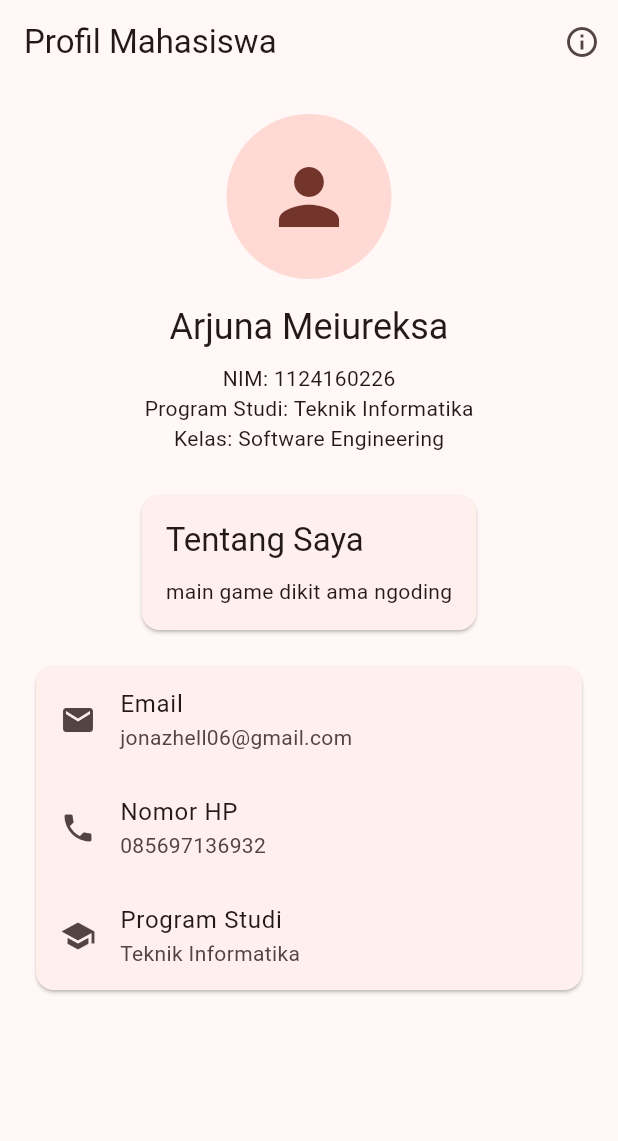
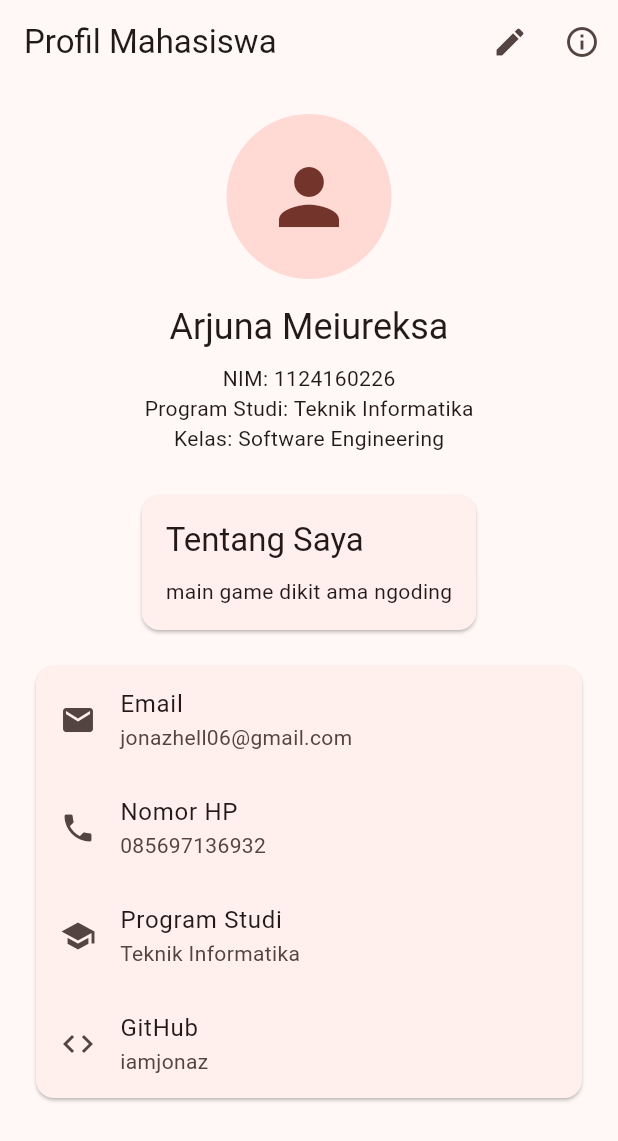
Before and after one commit to iamjonaz/uts-pml-1124160226-soal2-, a Flutter app: the screen it shows after launch, on a phone screen of 412 x 824 dp. Shown: the top 1141 px of the screen. Run offline on Flutter 3.47's test engine with Material 3 defaults, Android fonts, the phone set to English and light mode, and no system bars; accounts and stored records are empty.

Commit message:
feat: create edit profile form

```diff
--- a/lib/screens/profile_page.dart
+++ b/lib/screens/profile_page.dart
@@ -1,7 +1,48 @@
 import 'package:flutter/material.dart';
 
-class ProfilePage extends StatelessWidget {
+import '../models/profile.dart';
+import 'edit_profilepage.dart';
+
+class ProfilePage extends StatefulWidget {
   const ProfilePage({super.key});
+
+  @override
+  State<ProfilePage> createState() => _ProfilePageState();
+}
+
+class _ProfilePageState extends State<ProfilePage> {
+  late Profile profile;
+
+  @override
+  void initState() {
+    super.initState();
+
+    profile = Profile(
+      nama: 'Arjuna Meiureksa',
+      nim: '1124160226',
+      prodi: 'Teknik Informatika',
+      kelas: 'Software Engineering',
+      bio: 'main game dikit ama ngoding',
+      email: 'jonazhell06@gmail.com',
+      nomorHp: '085697136932',
+      github: 'iamjonaz',
+    );
+  }
+
+  void editProfile() async {
+    final result = await Navigator.push(
+      context,
+      MaterialPageRoute(
+        builder: (context) => EditProfilePage(
+          profile: profile,
+        ),
+      ),
+    );
+
+    if (result == true) {
+      setState(() {});
+    }
+  }
 
   @override
   Widget build(BuildContext context) {
@@ -9,6 +50,11 @@ class ProfilePage extends StatelessWidget {
       appBar: AppBar(
         title: const Text('Profil Mahasiswa'),
         actions: [
+          IconButton(
+            icon: const Icon(Icons.edit),
+            tooltip: 'Edit Profil',
+            onPressed: editProfile,
+          ),
           IconButton(
             icon: const Icon(Icons.info_outline),
             tooltip: 'Tentang Saya',
@@ -22,7 +68,6 @@ class ProfilePage extends StatelessWidget {
       body: SingleChildScrollView(
         padding: const EdgeInsets.all(20),
         child: Column(
-          crossAxisAlignment: CrossAxisAlignment.center,
           children: [
             const CircleAvatar(
               radius: 55,
@@ -35,16 +80,16 @@ class ProfilePage extends StatelessWidget {
             const SizedBox(height: 16),
 
             Text(
-              'Arjuna Meiureksa',
+              profile.nama,
               style: Theme.of(context).textTheme.headlineSmall,
               textAlign: TextAlign.center,
             ),
 
             const SizedBox(height: 8),
 
-            const Text('NIM: 1124160226'),
-            const Text('Program Studi: Teknik Informatika'),
-            const Text('Kelas: Software Engineering'),
+            Text('NIM: ${profile.nim}'),
+            Text('Program Studi: ${profile.prodi}'),
+            Text('Kelas: ${profile.kelas}'),
 
             const SizedBox(height: 24),
 
@@ -61,9 +106,7 @@ class ProfilePage extends StatelessWidget {
 
                     const SizedBox(height: 10),
 
-                    const Text(
-                      'main game dikit ama ngoding',
-                    ),
+                    Text(profile.bio),
                   ],
                 ),
               ),
@@ -74,22 +117,28 @@ class ProfilePage extends StatelessWidget {
             Card(
               child: Column(
                 children: [
-                  const ListTile(
-                    leading: Icon(Icons.email),
-                    title: Text('Email'),
-                    subtitle: Text('jonazhell06@gmail.com'),
+                  ListTile(
+                    leading: const Icon(Icons.email),
+                    title: const Text('Email'),
+                    subtitle: Text(profile.email),
                   ),
 
-                  const ListTile(
-                    leading: Icon(Icons.phone),
-                    title: Text('Nomor HP'),
-                    subtitle: Text('085697136932'),
+                  ListTile(
+                    leading: const Icon(Icons.phone),
+                    title: const Text('Nomor HP'),
+                    subtitle: Text(profile.nomorHp),
                   ),
 
-                  const ListTile(
-                    leading: Icon(Icons.school),
-                    title: Text('Program Studi'),
-                    subtitle: Text('Teknik Informatika'),
+                  ListTile(
+                    leading: const Icon(Icons.school),
+                    title: const Text('Program Studi'),
+                    subtitle: Text(profile.prodi),
+                  ),
+
+                  ListTile(
+                    leading: const Icon(Icons.code),
+                    title: const Text('GitHub'),
+                    subtitle: Text(profile.github),
                   ),
                 ],
               ),
```
Also changed, not shown: lib/screens/edit_profilepage.dart (added, +178 -0 lines).
